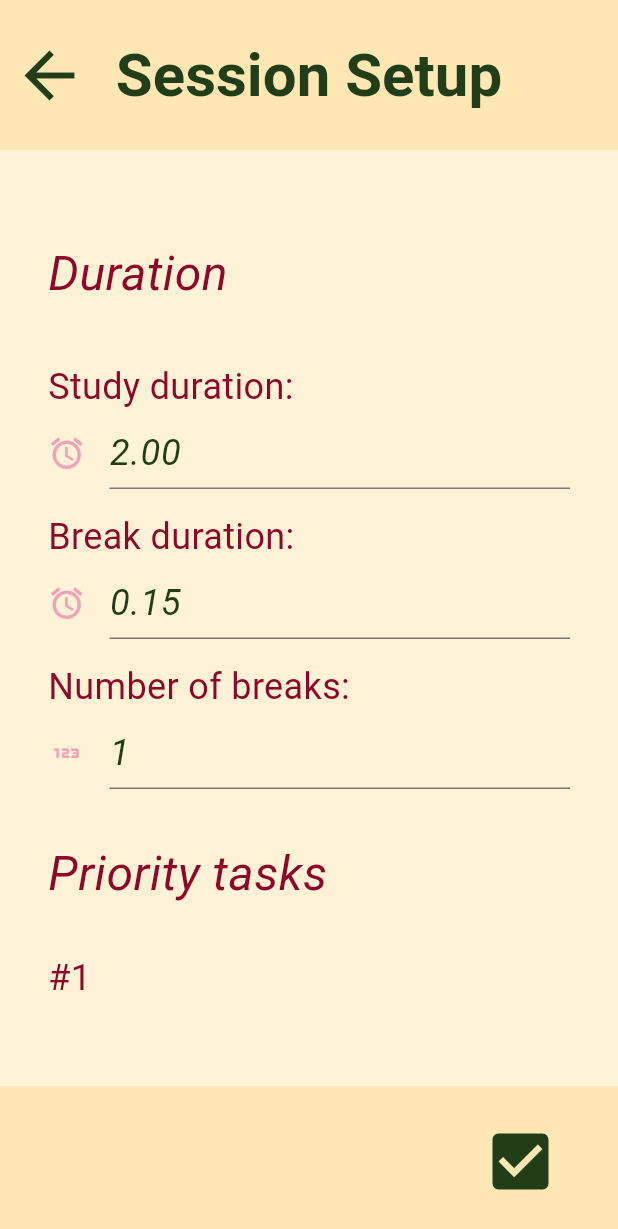
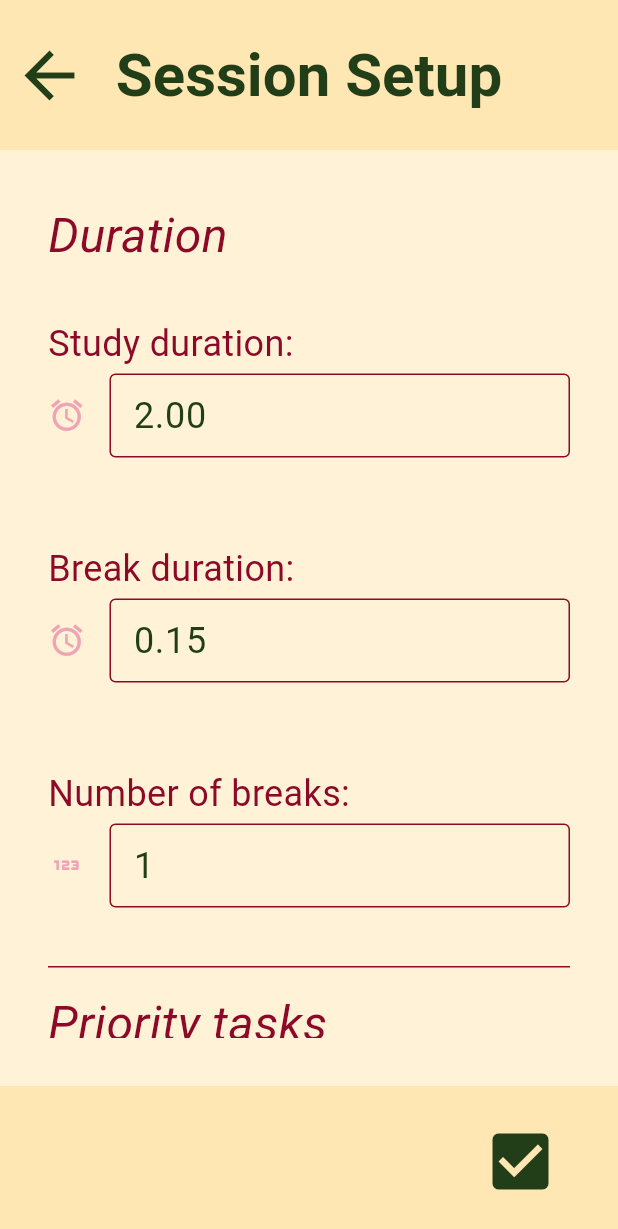
Before and after one commit to Etex99/procrastinot_prototype, a Flutter app: the screen it shows after launch, after a tap on "Start a study session!", on a phone screen of 412 x 824 dp. Shown: the top 1229 px of the screen. Run offline on Flutter 3.47's test engine with Material 3 defaults, Android fonts, the phone set to English and light mode, and no system bars; our stand-ins replace shared_preferences.

Commit message:
input fields show errors, settings can be saved, some visual changes

```diff
--- a/lib/components/input_fields.dart
+++ b/lib/components/input_fields.dart
@@ -1,17 +1,19 @@
 import 'package:flutter/material.dart';
 import 'package:procrastinot_prototype/resources/theme.dart';
-
-//^([0-1]?[0-9]|2[0-3]):[0-5][0-9]$
+import 'package:procrastinot_prototype/storage/internal_storage.dart';
 
 class SelectTimeField extends StatelessWidget {
   final String labelText;
   final String hintText;
   final TextEditingController controller;
+  final String savePropertyName;
+
   const SelectTimeField(
       {super.key,
       required this.labelText,
       required this.hintText,
-      required this.controller});
+      required this.controller,
+      this.savePropertyName = ''});
 
   @override
   Widget build(BuildContext context) {
@@ -22,8 +24,25 @@ class SelectTimeField extends StatelessWidget {
           Flexible(flex: 1, child: MyBodyText(text: labelText)),
           Flexible(
             flex: 1,
-          child: TextField(
+            child: TextFormField(
                 controller: controller,
+                validator: (String? s) {
+                  if (s == null) return null;
+
+                  RegExpMatch? match =
+                      RegExp(r"^([0-1]?[0-9]|2[0-3]).[0-5][0-9]$")
+                          .firstMatch(s);
+                  if (match == null) {
+                    controller.clear();
+                    return 'Enter a valid time in \'hh.mm\' format.';
+                  }
+                  if (savePropertyName != '') {
+                    InternalStorageHandler
+                        .tempSettingsFormValues[savePropertyName] = s;
+                  }
+                  return null;
+                },
+                autovalidateMode: AutovalidateMode.onUnfocus,
                 keyboardType: const TextInputType.numberWithOptions(),
                 style: MyTheme.INPUT_TEXT_STYLE,
                 cursorColor: MyTheme.ACCENT_COLOR,
@@ -35,19 +54,20 @@ class SelectTimeField extends StatelessWidget {
                   ),
                   hintText: hintText,
                   hintStyle: MyTheme.HINT_TEXT_STYLE,
+                  focusedBorder: const OutlineInputBorder(
+                      borderSide: BorderSide(color: MyTheme.ACCENT_COLOR)),
+                  errorBorder: const OutlineInputBorder(
+                      borderSide: BorderSide(color: Colors.red)),
+                  enabledBorder: const OutlineInputBorder(
+                      borderSide: BorderSide(color: MyTheme.PRIMARY_COLOR)),
+                  disabledBorder: const OutlineInputBorder(
+                      borderSide:
+                          BorderSide(color: MyTheme.PRIMARY_COLOR_LIGHT)),
+                  focusedErrorBorder: const OutlineInputBorder(
+                      borderSide: BorderSide(color: Colors.red)),
+                )),
           ),
-            // TODO: show error
-            onEditingComplete: () {
-              RegExpMatch? match = RegExp(r"^([0-1]?[0-9]|2[0-3]).[0-5][0-9]$")
-                  .firstMatch(controller.value.text);
-              if (match == null) {
-                controller.clear();
-              }
-            },
-          ),
-        )
-      ],
-    );
+        ]);
   }
 }
 
@@ -55,11 +75,13 @@ class SelectNumberField extends StatelessWidget {
   final String labelText;
   final String hintText;
   final TextEditingController controller;
+  final String savePropertyName;
   const SelectNumberField(
       {super.key,
       required this.labelText,
       required this.hintText,
-      required this.controller});
+      required this.controller,
+      this.savePropertyName = ''});
 
   @override
   Widget build(BuildContext context) {
@@ -70,8 +92,23 @@ class SelectNumberField extends StatelessWidget {
         Flexible(flex: 1, child: MyBodyText(text: labelText)),
         Flexible(
             flex: 1,
-            child: TextField(
+            child: TextFormField(
               controller: controller,
+              validator: (String? s) {
+                if (s == null) return null;
+
+                RegExpMatch? match = RegExp(r"^([0-9]|10)$").firstMatch(s);
+                if (match == null) {
+                  controller.clear();
+                  return 'Enter a number in the range 0-10.';
+                }
+                if (savePropertyName != '') {
+                  InternalStorageHandler
+                      .tempSettingsFormValues[savePropertyName] = s;
+                }
+                return null;
+              },
+              autovalidateMode: AutovalidateMode.onUnfocus,
               keyboardType: TextInputType.number,
               style: MyTheme.INPUT_TEXT_STYLE,
               cursorColor: MyTheme.ACCENT_COLOR,
@@ -83,6 +120,17 @@ class SelectNumberField extends StatelessWidget {
                 ),
                 hintText: hintText,
                 hintStyle: MyTheme.HINT_TEXT_STYLE,
+                errorStyle: MyTheme.ERROR_TEXT_STYLE,
+                focusedBorder: const OutlineInputBorder(
+                    borderSide: BorderSide(color: MyTheme.ACCENT_COLOR)),
+                errorBorder: const OutlineInputBorder(
+                    borderSide: BorderSide(color: Colors.red)),
+                enabledBorder: const OutlineInputBorder(
+                    borderSide: BorderSide(color: MyTheme.PRIMARY_COLOR)),
+                disabledBorder: const OutlineInputBorder(
+                    borderSide: BorderSide(color: MyTheme.PRIMARY_COLOR_LIGHT)),
+                focusedErrorBorder: const OutlineInputBorder(
+                    borderSide: BorderSide(color: Colors.red)),
               ),
             ))
       ],
@@ -108,15 +156,13 @@ class EnterStringField extends StatelessWidget {
       mainAxisAlignment: MainAxisAlignment.center,
       children: [
         Flexible(flex: 1, child: MyBodyText(text: labelText)),
-        Expanded(
+        Flexible(
             flex: 3,
-            child: TextField(
+            child: TextFormField(
               controller: controller,
               textAlignVertical: TextAlignVertical.bottom,
               maxLength: 80,
-              maxLines: null,
-              minLines: null,
-              expands: true,
+              maxLines: 2,
               keyboardType: TextInputType.text,
               style: MyTheme.INPUT_TEXT_STYLE,
               cursorColor: MyTheme.ACCENT_COLOR,
@@ -128,6 +174,16 @@ class EnterStringField extends StatelessWidget {
                 ),
                 hintText: hintText,
                 hintStyle: MyTheme.HINT_TEXT_STYLE,
+                focusedBorder: const OutlineInputBorder(
+                    borderSide: BorderSide(color: MyTheme.ACCENT_COLOR)),
+                errorBorder: const OutlineInputBorder(
+                    borderSide: BorderSide(color: Colors.red)),
+                enabledBorder: const OutlineInputBorder(
+                    borderSide: BorderSide(color: MyTheme.PRIMARY_COLOR)),
+                disabledBorder: const OutlineInputBorder(
+                    borderSide: BorderSide(color: MyTheme.PRIMARY_COLOR_LIGHT)),
+                focusedErrorBorder: const OutlineInputBorder(
+                    borderSide: BorderSide(color: Colors.red)),
               ),
             )),
       ],
--- a/lib/components/setup_form.dart
+++ b/lib/components/setup_form.dart
@@ -25,6 +25,17 @@ class _SetupFormState extends State<SetupForm> {
     _initTextControllers();
   }
 
+  @override
+  void dispose() {
+    super.dispose();
+    studyDurationC.dispose();
+    breakDurationC.dispose();
+    numberBreaksC.dispose();
+    task1C.dispose();
+    task2C.dispose();
+    task3C.dispose();
+  }
+
   void _initTextControllers() async {
     InternalStorageHandler i = InternalStorageHandler();
     studyDurationC = TextEditingController(
@@ -41,11 +52,9 @@ class _SetupFormState extends State<SetupForm> {
   Widget build(BuildContext context) {
     return ListView(
       itemExtentBuilder: (index, _) {
-        if (index <= 4) {
-          return 100;
-        } else {
-          return 150;
-        }
+        if ((index == 0) | (index == 5)) return 50;
+        if (index == 4) return 25;
+        return 150;
       },
       children: [
         const Align(
@@ -65,6 +74,7 @@ class _SetupFormState extends State<SetupForm> {
             labelText: 'Number of breaks:',
             hintText: '1',
             controller: numberBreaksC),
+        const Divider(color: MyTheme.PRIMARY_COLOR),
         const Align(
             alignment: Alignment.centerLeft,
             child: MySubtitle(text: 'Priority tasks')),
--- a/lib/resources/theme.dart
+++ b/lib/resources/theme.dart
@@ -6,7 +6,7 @@ class MyTheme {
   static const Color PRIMARY_COLOR = Color.fromARGB(255, 140, 10, 40);
   static const Color PRIMARY_COLOR_LIGHT = Color.fromARGB(255, 240, 163, 181);
   static const Color ACCENT_COLOR = Color.fromARGB(255, 33, 62, 24);
-  static const Color ACCENT_COLOR_LIGHT = Color.fromARGB(255, 179, 235, 162);
+  static const Color ACCENT_COLOR_LIGHT = Color.fromARGB(255, 159, 206, 145);
 
   static const TextStyle TITLE_TEXT_STYLE = TextStyle(
       color: ACCENT_COLOR,
@@ -27,7 +27,7 @@ class MyTheme {
       fontWeight: FontWeight.normal);
 
   static const TextStyle HINT_TEXT_STYLE = TextStyle(
-      color: PRIMARY_COLOR_LIGHT,
+      color: ACCENT_COLOR_LIGHT,
       height: 1.0,
       fontSize: 24,
       fontStyle: FontStyle.italic);
@@ -36,7 +36,12 @@ class MyTheme {
       color: ACCENT_COLOR,
       height: 1.0,
       fontSize: 24,
-      fontStyle: FontStyle.italic);
+      fontWeight: FontWeight.normal);
+  static const TextStyle ERROR_TEXT_STYLE = TextStyle(
+      color: Colors.red,
+      height: 1.0,
+      fontSize: 12,
+      fontWeight: FontWeight.normal);
 }
 
 class MyTitle extends StatelessWidget {
--- a/lib/views/settings.dart
+++ b/lib/views/settings.dart
@@ -2,6 +2,7 @@ import 'package:flutter/material.dart';
 import 'package:procrastinot_prototype/components/app_bar.dart';
 import 'package:procrastinot_prototype/components/settings_form.dart';
 import 'package:procrastinot_prototype/resources/theme.dart';
+import 'package:procrastinot_prototype/storage/internal_storage.dart';
 
 class SettingsView extends StatelessWidget {
 
@@ -31,8 +32,7 @@ class SettingsView extends StatelessWidget {
                       mainAxisSize: MainAxisSize.max,
                       children: [
                         IconButton(
-                            // TODO: onpressed
-                            onPressed: () {},
+                            onPressed: () {InternalStorageHandler().saveSettings();},
                             icon: const Icon(
                               Icons.save,
                               color: MyTheme.ACCENT_COLOR,
```
Also changed, not shown: lib/components/settings_form.dart (+23 -6 lines). Lines whose indentation alone changed are shown as unchanged.
